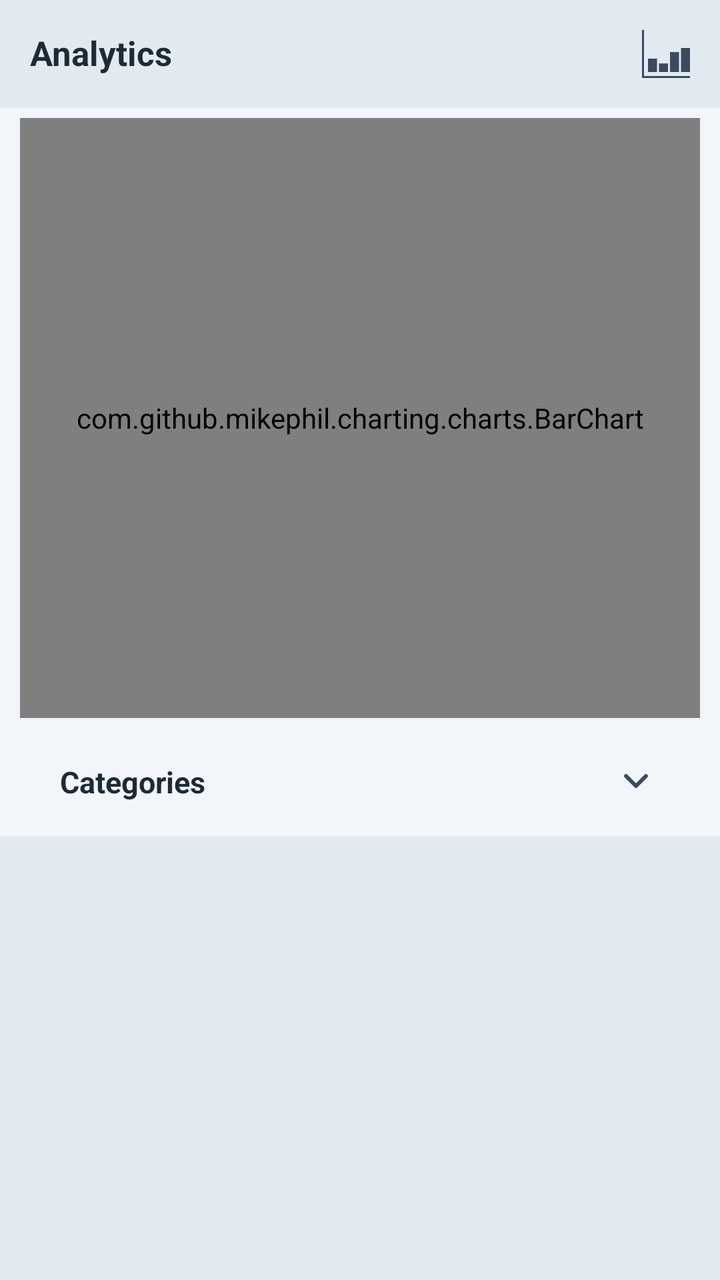
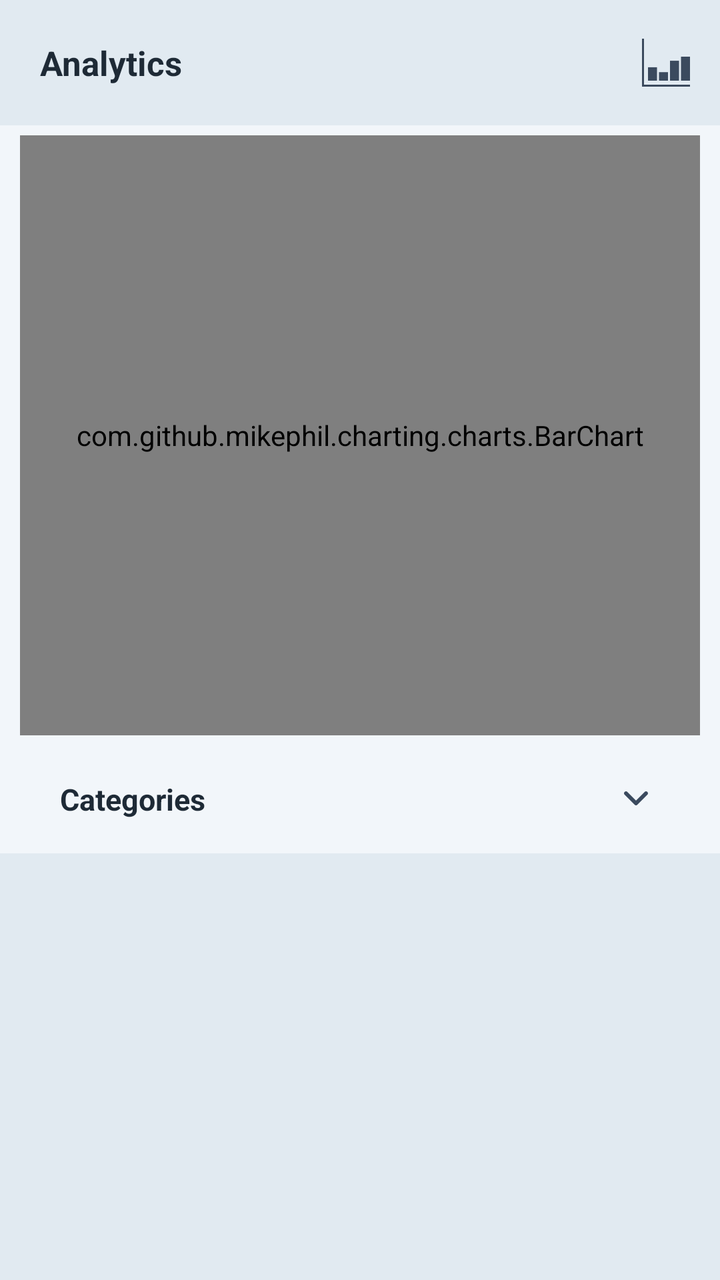

Screens rendered from an Android XML layout before and after an edit, with the pre-edit source and the edit as a unified diff.
<!-- AndroidManifest.xml: application theme Theme.GharKharch -->
<!-- res/layout/activity_analyse_expenses.xml -->
<?xml version="1.0" encoding="utf-8"?>
<LinearLayout xmlns:android="http://schemas.android.com/apk/res/android"
    xmlns:app="http://schemas.android.com/apk/res-auto"
    xmlns:tools="http://schemas.android.com/tools"
    android:id="@+id/main"
    android:layout_width="match_parent"
    android:layout_height="match_parent"
    android:background="@color/backgroundColorVariant"
    android:fitsSystemWindows="true"
    android:orientation="vertical"
    tools:context=".Activities.AnalyseExpensesActivity">

    <FrameLayout
        android:layout_width="match_parent"
        android:layout_height="wrap_content">

        <TextView
            android:id="@+id/page_title"
            android:layout_width="match_parent"
            android:layout_height="wrap_content"
            android:padding="@dimen/padding_large"
            android:text="Analytics"
            android:textColor="@color/primaryTextColor"
            android:textSize="@dimen/text_size_large"
            android:textStyle="bold" />

        <ImageView
            android:id="@+id/toggleChartType"
            android:layout_width="wrap_content"
            android:layout_height="wrap_content"
            android:layout_gravity="end|center"
            android:importantForAccessibility="no"
            android:padding="@dimen/padding_large"
            android:src="@drawable/bar_graph_icon" />

    </FrameLayout>

    <androidx.core.widget.NestedScrollView
        android:layout_width="match_parent"
        android:layout_height="wrap_content"
        android:background="@color/backgroundColor">

        <LinearLayout
            android:layout_width="match_parent"
            android:layout_height="wrap_content"
            android:orientation="vertical">

            <FrameLayout
                android:layout_width="match_parent"
                android:layout_height="300dp"
                android:layout_marginHorizontal="@dimen/margin_medium"
                android:layout_marginVertical="@dimen/margin_small">

                <com.github.mikephil.charting.charts.BarChart
                    android:id="@+id/barChart"
                    android:layout_width="match_parent"
                    android:layout_height="300dp" />

                <com.github.mikephil.charting.charts.PieChart
                    android:id="@+id/pieChart"
                    android:layout_width="match_parent"
                    android:layout_height="300dp"
                    android:visibility="gone" />

            </FrameLayout>

            <FrameLayout
                android:layout_width="match_parent"
                android:layout_height="wrap_content"
                android:layout_marginHorizontal="@dimen/margin_large">

                <TextView
                    android:layout_width="wrap_content"
                    android:layout_height="wrap_content"
                    android:layout_gravity="start|center"
                    android:padding="@dimen/padding_large"
                    android:text="Categories"
                    android:textSize="@dimen/text_size_medium"
                    android:textStyle="bold" />

                <ImageView
                    android:id="@+id/showItems"
                    android:layout_width="wrap_content"
                    android:layout_height="wrap_content"
                    android:layout_gravity="end|center"
                    android:importantForAccessibility="no"
                    android:padding="@dimen/padding_large"
                    android:src="@drawable/dropdown_arrow_icon" />

            </FrameLayout>

            <include layout="@layout/item_list_for_analyse" />

            <TextView
                android:id="@+id/showDataBy"
                android:layout_width="match_parent"
                android:layout_height="wrap_content"
                android:layout_marginHorizontal="@dimen/margin_large"
                android:drawablePadding="@dimen/padding_large"
                android:padding="@dimen/padding_large"
                android:text="Show Data : Quaterly"
                android:textSize="@dimen/text_size_medium"
                android:textStyle="italic"
                android:visibility="gone"
                app:drawableEndCompat="@drawable/dropdown_arrow_icon" />

            <androidx.recyclerview.widget.RecyclerView
                android:id="@+id/dataList"
                android:layout_width="match_parent"
                android:layout_height="wrap_content"
                android:nestedScrollingEnabled="true" />
        </LinearLayout>

    </androidx.core.widget.NestedScrollView>
</LinearLayout>
<!-- res/layout/item_list_for_analyse.xml (included above) -->
<?xml version="1.0" encoding="utf-8"?>
<LinearLayout xmlns:android="http://schemas.android.com/apk/res/android"
    android:id="@+id/item_list_for_analyse"
    android:layout_width="match_parent"
    android:layout_height="wrap_content"
    android:layout_marginHorizontal="@dimen/margin_large"
    android:background="@drawable/rounded_panel"
    android:backgroundTint="@color/secondaryColor"
    android:gravity="end"
    android:orientation="vertical"
    android:visibility="gone">

    <RadioGroup
        android:id="@+id/itemRadioGroup"
        android:layout_width="match_parent"
        android:layout_height="wrap_content">

        <RadioButton
            android:id="@+id/categoriesRB"
            android:layout_width="match_parent"
            android:layout_height="wrap_content"
            android:layout_marginHorizontal="@dimen/margin_large"
            android:drawablePadding="@dimen/padding_large"
            android:padding="@dimen/padding_large"
            android:text="Categories"
            android:textSize="@dimen/text_size_medium"
            android:textStyle="bold" />

        <RadioButton
            android:id="@+id/subCatRB"
            android:layout_width="match_parent"
            android:layout_height="wrap_content"
            android:layout_marginHorizontal="@dimen/margin_large"
            android:drawablePadding="@dimen/padding_large"
            android:padding="@dimen/padding_large"
            android:text="Expense Heads"
            android:textSize="@dimen/text_size_medium"
            android:textStyle="bold" />

        <RadioButton
            android:id="@+id/expenseRB"
            android:layout_width="match_parent"
            android:layout_height="wrap_content"
            android:layout_marginHorizontal="@dimen/margin_large"
            android:drawablePadding="@dimen/padding_large"
            android:padding="@dimen/padding_large"
            android:text="Expense"
            android:textSize="@dimen/text_size_medium"
            android:textStyle="bold" />
    </RadioGroup>

    <Button
        android:id="@+id/confirmBtn"
        android:layout_width="wrap_content"
        android:layout_height="wrap_content"
        android:layout_marginHorizontal="@dimen/margin_large"
        android:backgroundTint="@color/backgroundColorVariant"
        android:padding="@dimen/padding_medium"
        android:text="Ok" />

</LinearLayout>
<!-- resources referenced by this layout -->
<resources>
  <color name="backgroundColor">#F2F6FA</color>
  <color name="backgroundColorVariant">#E1EAF1</color>
  <color name="primaryTextColor">#1E2A36</color>
  <color name="secondaryColor">#8CA6C1</color>
  <dimen name="margin_large">15dp</dimen>
  <dimen name="margin_medium">10dp</dimen>
  <dimen name="margin_small">5dp</dimen>
  <dimen name="padding_large">15dp</dimen>
  <dimen name="padding_medium">10dp</dimen>
  <dimen name="text_size_large">17sp</dimen>
  <dimen name="text_size_medium">15sp</dimen>
  <!-- drawable bar_graph_icon (drawable) -->
  <vector xmlns:android="http://schemas.android.com/apk/res/android"
      android:width="24dp"
      android:height="24dp"
      android:tint="@color/iconColor"
      android:viewportWidth="472.61"
      android:viewportHeight="472.61">
  
      <path
          android:fillColor="#000000"
          android:pathData="M19.69,452.92l0,-452.92l-19.69,0l0,472.61l472.61,0l0,-19.69z" />
  
      <path
          android:fillColor="#000000"
          android:pathData="M384,177.23h88.61v236.31h-88.61z" />
  
      <path
          android:fillColor="#000000"
          android:pathData="M275.69,217.3h88.61v196.23h-88.61z" />
  
      <path
          android:fillColor="#000000"
          android:pathData="M167.38,329.67h88.61v83.89h-88.61z" />
  
      <path
          android:fillColor="#000000"
          android:pathData="M59.08,281.52h88.61v132.04h-88.61z" />
  
  </vector>
  <!-- drawable dropdown_arrow_icon (drawable) -->
  <vector xmlns:android="http://schemas.android.com/apk/res/android"
      android:width="24dp"
      android:height="24dp"
      android:tint="@color/iconColor"
      android:viewportWidth="24"
      android:viewportHeight="24">
  
      <path
          android:fillColor="#000000"
          android:fillType="evenOdd"
          android:pathData="M12.707,14.707C12.317,15.098 11.683,15.098 11.293,14.707L6.293,9.707C5.902,9.317 5.902,8.683 6.293,8.293C6.683,7.902 7.317,7.902 7.707,8.293L12,12.586L16.293,8.293C16.683,7.902 17.317,7.902 17.707,8.293C18.098,8.683 18.098,9.317 17.707,9.707L12.707,14.707Z" />
  
  </vector>
  <!-- drawable rounded_panel (drawable) -->
  <?xml version="1.0" encoding="utf-8"?>
  <shape xmlns:android="http://schemas.android.com/apk/res/android"
      android:shape="rectangle">
      <corners android:radius="8dp" />
  </shape>
  <style name="Theme.GharKharch" parent="Base.Theme.GharKharch">
          <item name="colorPrimary">@color/backgroundColor</item>
          <item name="colorSecondary">@color/lGrey</item>
          
          <item name="colorOnSecondary">@color/primaryTextColor</item>
          <item name="colorOnPrimary">@color/primaryTextColor</item>
          
          <item name="android:textColor">@color/primaryTextColor</item>
          <item name="android:textColorPrimary">@color/primaryTextColor</item>
          <item name="android:textColorSecondary">@color/primaryTextColorVariant</item>
          
          <item name="android:statusBarColor">@color/backgroundColorVariant</item>
          <item name="android:navigationBarColor">@color/backgroundColorVariant</item>
          <item name="android:windowLightNavigationBar">true</item>
          <item name="android:windowLightStatusBar">true</item>
  
      </style>
  <color name="iconColor">#3B4A5E</color>
  <style name="Base.Theme.GharKharch" parent="Theme.Material3.DayNight.NoActionBar">
          
      </style>
  <color name="lGrey">#616161</color>
  <color name="primaryTextColorVariant">#5A6B7D</color>
</resources>

<!-- the commit's change to res/layout/activity_analyse_expenses.xml (unified diff, before → after) -->
@@ -18,7 +18,7 @@
             android:id="@+id/page_title"
             android:layout_width="match_parent"
             android:layout_height="wrap_content"
-            android:padding="@dimen/padding_large"
+            android:padding="@dimen/padding_xlarge"
             android:text="Analytics"
             android:textColor="@color/primaryTextColor"
             android:textSize="@dimen/text_size_large"
<!-- resource entries referenced after the edit -->
@@ -9,6 +9,7 @@
   <dimen name="margin_small">5dp</dimen>
   <dimen name="padding_large">15dp</dimen>
   <dimen name="padding_medium">10dp</dimen>
+  <dimen name="padding_xlarge">20dp</dimen>
   <dimen name="text_size_large">17sp</dimen>
   <dimen name="text_size_medium">15sp</dimen>
   <!-- drawable bar_graph_icon (drawable) -->
